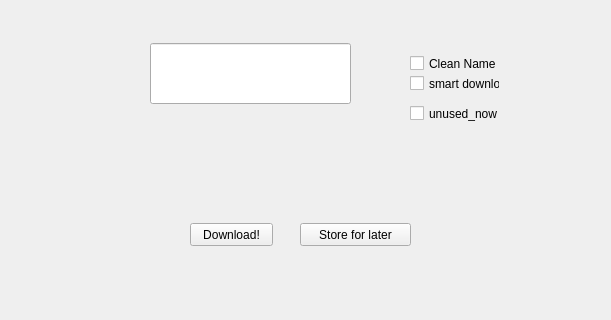
First picture: the form in Youtube-dl_Qt/mainwindow.ui, repository MMendenhall95/Youtube-dl_Qt, before the edit; both pictures show x 0 to 611 and y 234 to 554 of the 763 by 554 pixel window.
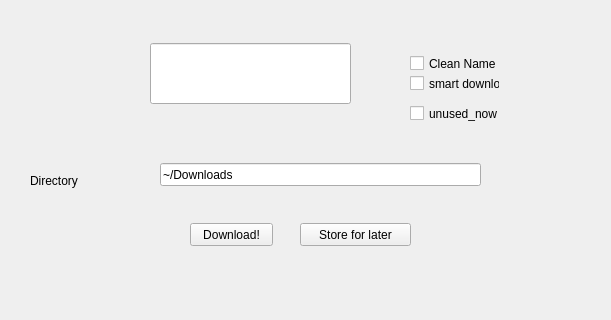
Second picture: the form after the edit.

Diff of the .ui file:
```diff
--- a/Youtube-dl_Qt/mainwindow.ui
+++ b/Youtube-dl_Qt/mainwindow.ui
@@ -128,6 +128,32 @@
      <string/>
     </property>
    </widget>
+   <widget class="QLineEdit" name="directoryInput">
+    <property name="geometry">
+     <rect>
+      <x>160</x>
+      <y>380</y>
+      <width>321</width>
+      <height>23</height>
+     </rect>
+    </property>
+    <property name="text">
+     <string>~/Downloads</string>
+    </property>
+   </widget>
+   <widget class="QLabel" name="label_3">
+    <property name="geometry">
+     <rect>
+      <x>30</x>
+      <y>390</y>
+      <width>62</width>
+      <height>15</height>
+     </rect>
+    </property>
+    <property name="text">
+     <string>Directory</string>
+    </property>
+   </widget>
   </widget>
   <widget class="QMenuBar" name="menuBar">
    <property name="geometry">
```
